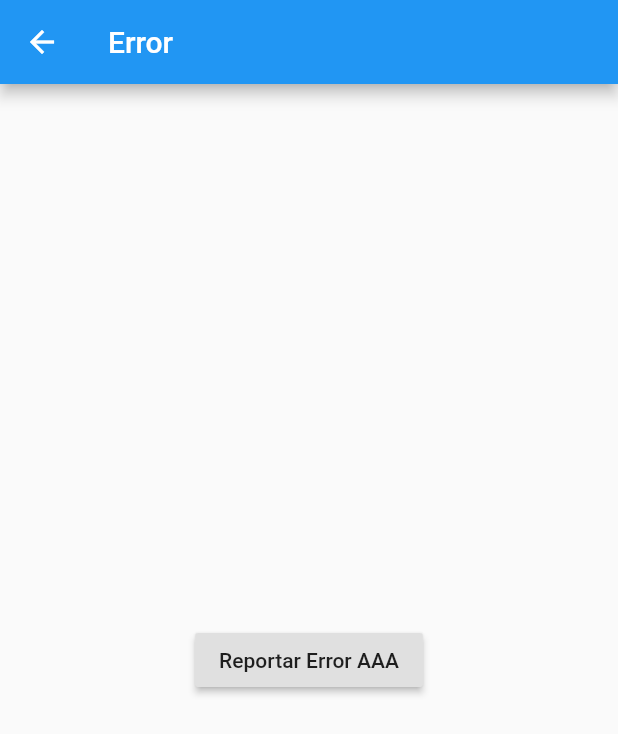
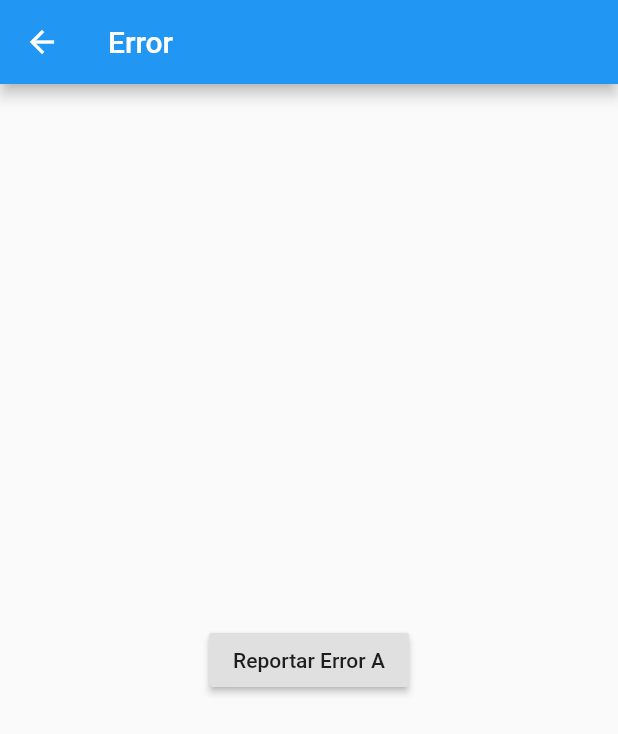
Before and after one commit to eptardio95/Reporte, a Flutter app: the ErrorPage screen opened directly, on a phone screen of 412 x 824 dp. Shown: the top 734 px of the screen. Run offline on Flutter 3.47's test engine with Material 2 defaults, Android fonts, the phone set to English and light mode, and no system bars; our stand-ins replace image_picker, material_design_icons_flutter, shared_preferences, url_launcher_web; missing offline and left inert: dart:ffi, image_picker_for_web; accounts and stored records are empty.

```diff
--- a/lib/ui/pages/error_page.dart
+++ b/lib/ui/pages/error_page.dart
@@ -17,7 +17,7 @@ class ErrorPage extends StatelessWidget {
           onPressed: () {
             print("Se envio la info del error al servidor para ser revisado1111");
           },
-          child: Text("Reportar Error AAA"),
+          child: Text("Reportar Error A"),
 
           ///stack: en detalles el error obtenido
           // child: Text(details!.stack.toString()),
```
